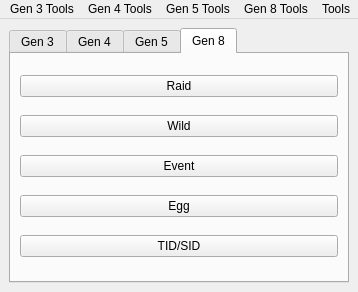
Before: the Qt Designer form Source/Forms/MainWindow.ui in Admiral-Fish/PokeFinder, drawn with Qt 5.
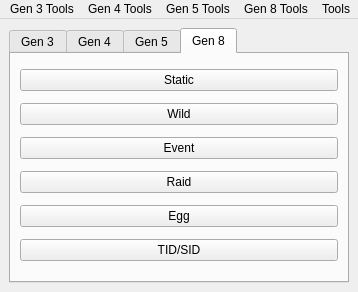
After: the same form once the commit is applied. The open tabs and pages were chosen to show the change. Icons and pictures are not drawn.

What changed in the file:
```diff
--- a/Source/Forms/MainWindow.ui
+++ b/Source/Forms/MainWindow.ui
@@ -16,7 +16,7 @@
   </property>
   <widget class="QWidget" name="centralwidget">
    <layout class="QGridLayout" name="gridLayout">
-    <item row="0" column="0" colspan="2">
+    <item row="0" column="0">
      <widget class="QTabWidget" name="tabWidget">
       <widget class="QWidget" name="tabGen3">
        <attribute name="title">
@@ -162,38 +162,45 @@
         <string>Gen 8</string>
        </attribute>
        <layout class="QGridLayout" name="gridLayout_9">
-        <item row="0" column="0">
-         <widget class="QPushButton" name="pushButtonRaid">
+        <item row="3" column="0">
+         <widget class="QPushButton" name="pushButtonEvent8">
           <property name="text">
-           <string>Raid</string>
+           <string>Event</string>
           </property>
          </widget>
         </item>
-        <item row="1" column="0">
-         <widget class="QPushButton" name="pushButtonWild8">
-          <property name="text">
-           <string>Wild</string>
-          </property>
-         </widget>
-        </item>
-        <item row="4" column="0">
+        <item row="6" column="0">
          <widget class="QPushButton" name="pushButtonIDs8">
           <property name="text">
            <string>TID/SID</string>
           </property>
          </widget>
         </item>
-        <item row="3" column="0">
+        <item row="1" column="0">
+         <widget class="QPushButton" name="pushButtonWild8">
+          <property name="text">
+           <string>Wild</string>
+          </property>
+         </widget>
+        </item>
+        <item row="5" column="0">
          <widget class="QPushButton" name="pushButtonEgg8">
           <property name="text">
            <string>Egg</string>
           </property>
          </widget>
         </item>
-        <item row="2" column="0">
-         <widget class="QPushButton" name="pushButtonEvent8">
+        <item row="4" column="0">
+         <widget class="QPushButton" name="pushButtonRaid">
           <property name="text">
-           <string>Event</string>
+           <string>Raid</string>
+          </property>
+         </widget>
+        </item>
+        <item row="0" column="0">
+         <widget class="QPushButton" name="pushButtonStatic8">
+          <property name="text">
+           <string>Static</string>
           </property>
          </widget>
         </item>
```
Left out of the diff: 3 changed lines with no effect on the pictures.
